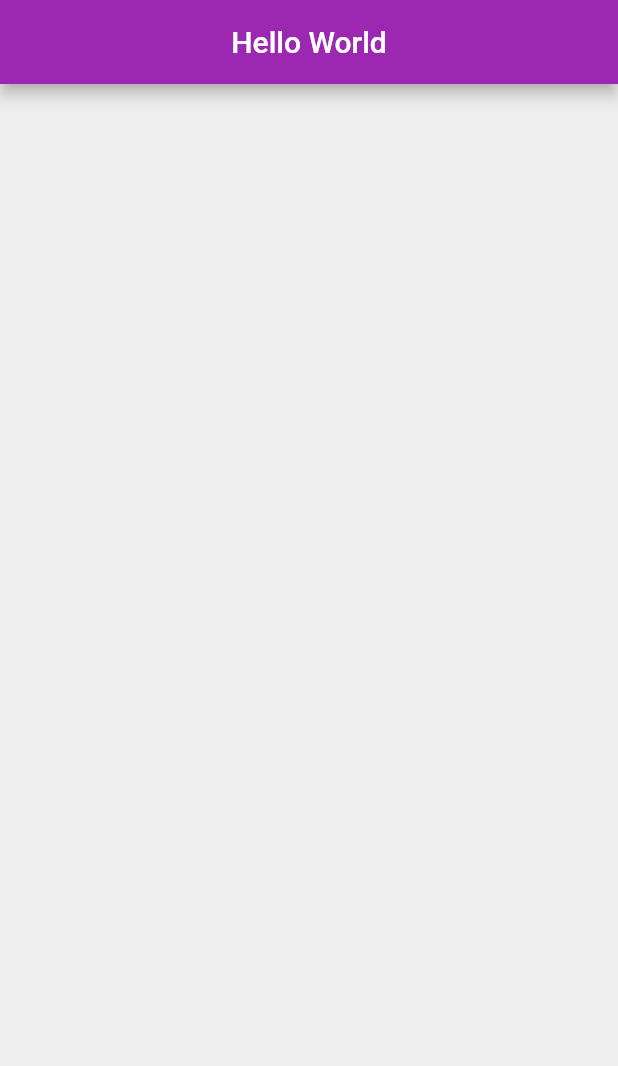
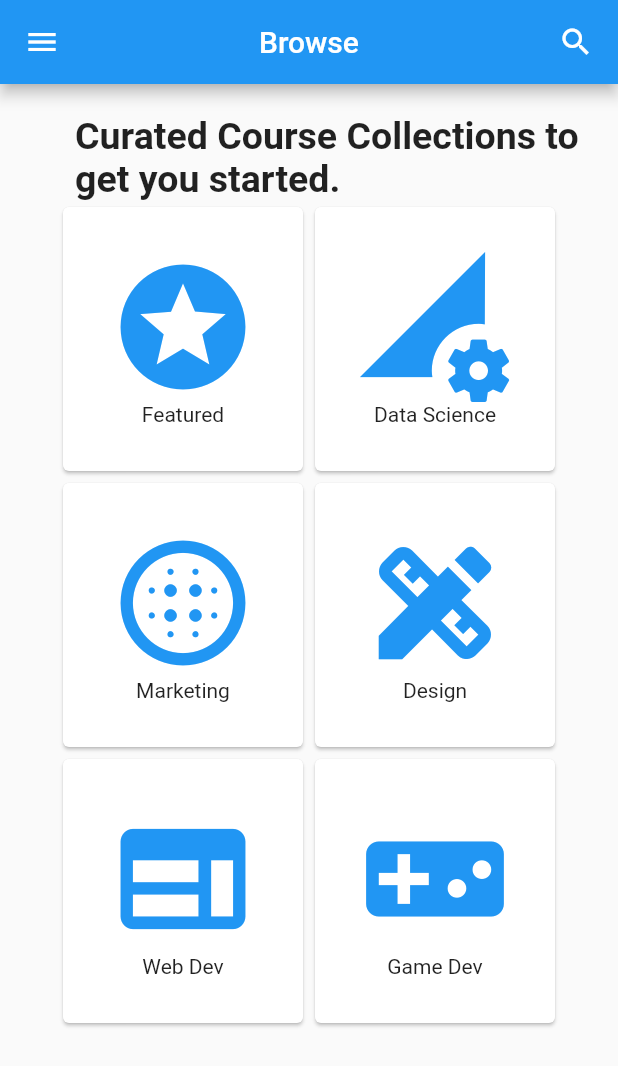
Before and after one commit to WaseemVirk00/flutter_learning_projects, a Flutter app: the screen it shows after launch, on a phone screen of 412 x 824 dp. Shown: the top 1066 px of the screen. Run offline on Flutter 3.47's test engine with Material 2 defaults, Android fonts, the phone set to English and light mode, and no system bars.

Commit message:
Code Organized
Code Organized for easy to understand
New  my_card  Function created
New  my_row Function created

```diff
--- /dev/null
+++ b/lib/components/my_card.dart
@@ -0,0 +1,12 @@
+import 'package:flutter/material.dart';
+
+Card my_card(IconData myicon, String mytext) {
+  return Card(
+    child: Padding(
+      padding: const EdgeInsets.all(30.0),
+      child: Column(
+        children: [Icon(myicon, size: 100, color: Colors.blue), Text(mytext)],
+      ),
+    ),
+  );
+}
--- /dev/null
+++ b/lib/components/my_row.dart
@@ -0,0 +1,13 @@
+import 'package:flutter/material.dart';
+import 'my_card.dart';
+
+Row my_row(IconData myicon1, String mytext1,IconData myicon2, String mytext2) {
+  return Row(
+    mainAxisAlignment: MainAxisAlignment.center,
+    crossAxisAlignment: CrossAxisAlignment.center,
+    children: [
+      my_card(myicon1, mytext1),
+      my_card(myicon2, mytext2),
+    ],
+  );
+}
--- a/lib/main.dart
+++ b/lib/main.dart
@@ -6,7 +6,7 @@ void main() {
   runApp(MaterialApp(
     title: "Awesome App",
     home: HomePage(),
-    theme: ThemeData(primarySwatch: Colors.purple),
+    theme: ThemeData(primarySwatch: Colors.blue),
     debugShowCheckedModeBanner: false,
   ));
 }
--- a/lib/pages/home_page.dart
+++ b/lib/pages/home_page.dart
@@ -1,4 +1,5 @@
 import 'package:flutter/material.dart';
+import 'package:hello_world/components/my_row.dart';
 
 class HomePage extends StatefulWidget {
   const HomePage({Key? key}) : super(key: key);
@@ -8,7 +9,6 @@ class HomePage extends StatefulWidget {
 }
 
 class _HomePageState extends State<HomePage> {
-
   @override
   void initState() {
     super.initState();
@@ -17,12 +17,36 @@ class _HomePageState extends State<HomePage> {
   @override
   Widget build(BuildContext context) {
     return Scaffold(
-      backgroundColor: Colors.grey[200],
       appBar: AppBar(
-        title: Text("Hello World"),
+        title: Text("Browse"),
+        actions: [
+          Padding(
+            padding: EdgeInsets.symmetric(horizontal: 16),
+            child: Icon(Icons.search),
+          ),
+        ],
         centerTitle: true,
       ),
-      body: Center(),
+      body: Column(
+        children: [
+          Container(
+            padding: const EdgeInsets.only(top: 20.0, left: 50),
+            child: Text(
+              "Curated Course Collections to get you started.",
+              style: TextStyle(
+                fontSize: 25,
+                fontWeight: FontWeight.bold,
+              ),
+            ),
+          ),
+          my_row(Icons.stars,"Featured",Icons.perm_data_setting,"Data Science"),
+          my_row(Icons.blur_circular_sharp,"Marketing",Icons.design_services,"Design"),
+          my_row(Icons.web_outlined,"Web Dev",Icons.videogame_asset,"Game Dev"),
+        ],
+      ),
+      drawer: Drawer(),
     );
   }
+
+
 }
```
